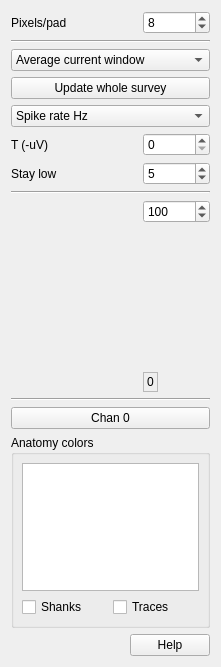
Old version of the form Forms/FVShankViewTab.ui in the repository billkarsh/SpikeGLX.
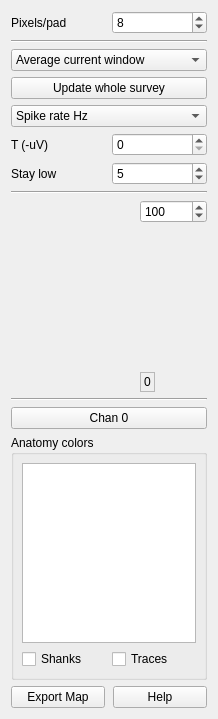
New version of the form. Custom widgets are drawn as their Qt base class.

Commit message: Add Export (heatmap) button to ShankView

What changed in the file:
```diff
--- a/Forms/FVShankViewTab.ui
+++ b/Forms/FVShankViewTab.ui
@@ -6,94 +6,15 @@
    <rect>
     <x>0</x>
     <y>0</y>
-    <width>221</width>
-    <height>667</height>
+    <width>218</width>
+    <height>719</height>
    </rect>
   </property>
   <property name="windowTitle">
    <string>Form</string>
   </property>
-  <layout class="QGridLayout" name="gridLayout_3" rowstretch="0,0,0,0,0,0,0,0,0,0,0,1,0">
-   <item row="0" column="0">
-    <widget class="QLabel" name="label">
-     <property name="text">
-      <string>Pixels/pad</string>
-     </property>
-    </widget>
-   </item>
-   <item row="0" column="2">
-    <widget class="QSpinBox" name="ypixSB">
-     <property name="sizePolicy">
-      <sizepolicy hsizetype="Preferred" vsizetype="Fixed">
-       <horstretch>0</horstretch>
-       <verstretch>0</verstretch>
-      </sizepolicy>
-     </property>
-     <property name="toolTip">
-      <string>Drawing scale</string>
-     </property>
-     <property name="minimum">
-      <number>2</number>
-     </property>
-     <property name="maximum">
-      <number>200</number>
-     </property>
-     <property name="singleStep">
-      <number>2</number>
-     </property>
-     <property name="value">
-      <number>8</number>
-     </property>
-    </widget>
-   </item>
-   <item row="1" column="0" colspan="3">
-    <widget class="Line" name="line">
-     <property name="sizePolicy">
-      <sizepolicy hsizetype="MinimumExpanding" vsizetype="Fixed">
-       <horstretch>0</horstretch>
-       <verstretch>0</verstretch>
-      </sizepolicy>
-     </property>
-     <property name="minimumSize">
-      <size>
-       <width>20</width>
-       <height>0</height>
-      </size>
-     </property>
-     <property name="orientation">
-      <enum>Qt::Horizontal</enum>
-     </property>
-    </widget>
-   </item>
-   <item row="2" column="0" colspan="3">
-    <widget class="QComboBox" name="howCB">
-     <item>
-      <property name="text">
-       <string>Average current window</string>
-      </property>
-     </item>
-     <item>
-      <property name="text">
-       <string>Sample whole survey</string>
-      </property>
-     </item>
-    </widget>
-   </item>
-   <item row="3" column="0" colspan="3">
-    <widget class="QPushButton" name="updtBut">
-     <property name="text">
-      <string>Update whole survey</string>
-     </property>
-    </widget>
-   </item>
-   <item row="5" column="0">
-    <widget class="QLabel" name="label_2">
-     <property name="text">
-      <string>T (-uV)</string>
-     </property>
-    </widget>
-   </item>
-   <item row="5" column="2">
+  <layout class="QGridLayout" name="gridLayout_4" rowstretch="0,0,0,0,0,0,0,0,0,0,0,1,0">
+   <item row="5" column="1">
     <widget class="QSpinBox" name="TSB">
      <property name="sizePolicy">
       <sizepolicy hsizetype="Preferred" vsizetype="Fixed">
@@ -112,40 +33,8 @@
      </property>
     </widget>
    </item>
-   <item row="6" column="0">
-    <widget class="QLabel" name="label_3">
-     <property name="text">
-      <string>Stay low</string>
-     </property>
-    </widget>
-   </item>
-   <item row="6" column="2">
-    <widget class="QSpinBox" name="inarowSB">
-     <property name="sizePolicy">
-      <sizepolicy hsizetype="Preferred" vsizetype="Fixed">
-       <horstretch>0</horstretch>
-       <verstretch>0</verstretch>
-      </sizepolicy>
-     </property>
-     <property name="toolTip">
-      <string>Stay beyond threshold this many counts</string>
-     </property>
-     <property name="minimum">
-      <number>1</number>
-     </property>
-     <property name="maximum">
-      <number>100</number>
-     </property>
-     <property name="singleStep">
-      <number>1</number>
-     </property>
-     <property name="value">
-      <number>5</number>
-     </property>
-    </widget>
-   </item>
-   <item row="7" column="0" colspan="3">
-    <widget class="Line" name="line_2">
+   <item row="1" column="0" colspan="2">
+    <widget class="Line" name="line">
      <property name="sizePolicy">
       <sizepolicy hsizetype="MinimumExpanding" vsizetype="Fixed">
        <horstretch>0</horstretch>
@@ -163,97 +52,7 @@
      </property>
     </widget>
    </item>
-   <item row="8" column="0" colspan="3">
-    <layout class="QGridLayout" name="gridLayout" columnstretch="0,0,0">
-     <item row="0" column="2">
-      <widget class="QSpinBox" name="rngSB">
-       <property name="sizePolicy">
-        <sizepolicy hsizetype="Preferred" vsizetype="Fixed">
-         <horstretch>0</horstretch>
-         <verstretch>0</verstretch>
-        </sizepolicy>
-       </property>
-       <property name="toolTip">
-        <string>Darkest color = 0; brightest = this value</string>
-       </property>
-       <property name="maximum">
-        <number>100000</number>
-       </property>
-       <property name="singleStep">
-        <number>10</number>
-       </property>
-       <property name="value">
-        <number>100</number>
-       </property>
-      </widget>
-     </item>
-     <item row="1" column="2">
-      <spacer name="verticalSpacer">
-       <property name="orientation">
-        <enum>Qt::Vertical</enum>
-       </property>
-       <property name="sizeHint" stdset="0">
-        <size>
-         <width>20</width>
-         <height>40</height>
-        </size>
-       </property>
-      </spacer>
-     </item>
-     <item row="2" column="2">
-      <widget class="QLabel" name="label_6">
-       <property name="sizePolicy">
-        <sizepolicy hsizetype="Fixed" vsizetype="Fixed">
-         <horstretch>0</horstretch>
-         <verstretch>0</verstretch>
-        </sizepolicy>
-       </property>
-       <property name="minimumSize">
-        <size>
-         <width>0</width>
-         <height>20</height>
-        </size>
-       </property>
-       <property name="frameShape">
-        <enum>QFrame::StyledPanel</enum>
-       </property>
-       <property name="text">
-        <string>0</string>
-       </property>
-      </widget>
-     </item>
-     <item row="0" column="1" rowspan="3">
-      <widget class="ShankViewLut" name="lut" native="true">
-       <property name="sizePolicy">
-        <sizepolicy hsizetype="Minimum" vsizetype="Minimum">
-         <horstretch>0</horstretch>
-         <verstretch>0</verstretch>
-        </sizepolicy>
-       </property>
-       <property name="minimumSize">
-        <size>
-         <width>32</width>
-         <height>192</height>
-        </size>
-       </property>
-      </widget>
-     </item>
-     <item row="0" column="0" rowspan="3">
-      <spacer name="horizontalSpacer_2">
-       <property name="orientation">
-        <enum>Qt::Horizontal</enum>
-       </property>
-       <property name="sizeHint" stdset="0">
-        <size>
-         <width>8</width>
-         <height>0</height>
-        </size>
-       </property>
-      </spacer>
-     </item>
-    </layout>
-   </item>
-   <item row="9" column="0" colspan="3">
+   <item row="9" column="0" colspan="2">
     <widget class="Line" name="line_3">
      <property name="sizePolicy">
       <sizepolicy hsizetype="MinimumExpanding" vsizetype="Fixed">
@@ -272,7 +71,7 @@
      </property>
     </widget>
    </item>
-   <item row="11" column="0" colspan="3">
+   <item row="11" column="0" colspan="2">
     <widget class="QGroupBox" name="anatomyGB">
      <property name="title">
       <string>Anatomy colors</string>
@@ -338,33 +137,82 @@
      </layout>
     </widget>
    </item>
-   <item row="12" column="0">
-    <spacer name="horizontalSpacer">
-     <property name="orientation">
-      <enum>Qt::Horizontal</enum>
-     </property>
-     <property name="sizeHint" stdset="0">
-      <size>
-       <width>8</width>
-       <height>20</height>
-      </size>
-     </property>
-    </spacer>
-   </item>
-   <item row="12" column="1" colspan="2">
-    <widget class="QPushButton" name="helpBut">
+   <item row="0" column="1">
+    <widget class="QSpinBox" name="ypixSB">
      <property name="sizePolicy">
       <sizepolicy hsizetype="Preferred" vsizetype="Fixed">
        <horstretch>0</horstretch>
        <verstretch>0</verstretch>
       </sizepolicy>
      </property>
-     <property name="text">
-      <string>Help</string>
+     <property name="toolTip">
+      <string>Drawing scale</string>
      </property>
+     <property name="minimum">
+      <number>2</number>
+     </property>
+     <property name="maximum">
+      <number>200</number>
+     </property>
+     <property name="singleStep">
+      <number>2</number>
+     </property>
+     <property name="value">
+      <number>8</number>
+     </property>
     </widget>
    </item>
-   <item row="4" column="0" colspan="3">
+   <item row="12" column="0" colspan="2">
+    <layout class="QGridLayout" name="gridLayout_3">
+     <property name="horizontalSpacing">
+      <number>8</number>
+     </property>
+     <property name="verticalSpacing">
+      <number>7</number>
+     </property>
+     <item row="0" column="0">
+      <widget class="QPushButton" name="expBut">
+       <property name="sizePolicy">
+        <sizepolicy hsizetype="Expanding" vsizetype="Fixed">
+         <horstretch>0</horstretch>
+         <verstretch>0</verstretch>
+        </sizepolicy>
+       </property>
+       <property name="text">
+        <string>Export Map</string>
+       </property>
+      </widget>
+     </item>
+     <item row="0" column="1">
+      <widget class="QPushButton" name="helpBut">
+       <property name="sizePolicy">
+        <sizepolicy hsizetype="Expanding" vsizetype="Fixed">
+         <horstretch>0</horstretch>
+         <verstretch>0</verstretch>
+        </sizepolicy>
+       </property>
+       <property name="text">
+        <string>Help</string>
+       </property>
+      </widget>
+     </item>
+    </layout>
+   </item>
+   <item row="2" column="0" colspan="2">
+    <widget class="QComboBox" name="howCB">
+     <item>
+      <property name="text">
+       <string>Average current window</string>
+      </property>
+     </item>
+     <item>
+      <property name="text">
+       <string>Sample whole survey</string>
+      </property>
+     </item>
+    </widget>
+   </item>
+   <item row="4" column="0" colspan="2">
     <widget class="QComboBox" name="whatCB">
      <item>
       <property name="text">
@@ -383,7 +231,33 @@
      </item>
     </widget>
    </item>
-   <item row="10" column="0" colspan="3">
+   <item row="5" column="0">
+    <widget class="QLabel" name="label_2">
+     <property name="text">
+      <string>T (-uV)</string>
+     </property>
+    </widget>
+   </item>
+   <item row="7" column="0" colspan="2">
+    <widget class="Line" name="line_2">
+     <property name="sizePolicy">
+      <sizepolicy hsizetype="MinimumExpanding" vsizetype="Fixed">
+       <horstretch>0</horstretch>
+       <verstretch>0</verstretch>
+      </sizepolicy>
+     </property>
+     <property name="minimumSize">
+      <size>
+       <width>20</width>
+       <height>0</height>
+      </size>
+     </property>
+     <property name="orientation">
+      <enum>Qt::Horizontal</enum>
+     </property>
+    </widget>
+   </item>
+   <item row="10" column="0" colspan="2">
     <widget class="QPushButton" name="chanBut">
      <property name="sizePolicy">
       <sizepolicy hsizetype="MinimumExpanding" vsizetype="Fixed">
@@ -399,6 +273,142 @@
      </property>
     </widget>
    </item>
+   <item row="3" column="0" colspan="2">
+    <widget class="QPushButton" name="updtBut">
+     <property name="text">
+      <string>Update whole survey</string>
+     </property>
+    </widget>
+   </item>
+   <item row="0" column="0">
+    <widget class="QLabel" name="label">
+     <property name="text">
+      <string>Pixels/pad</string>
+     </property>
+    </widget>
+   </item>
+   <item row="8" column="0" colspan="2">
+    <layout class="QGridLayout" name="gridLayout" columnstretch="0,0,0">
+     <item row="0" column="2">
+      <widget class="QSpinBox" name="rngSB">
+       <property name="sizePolicy">
+        <sizepolicy hsizetype="Preferred" vsizetype="Fixed">
+         <horstretch>0</horstretch>
+         <verstretch>0</verstretch>
+        </sizepolicy>
+       </property>
+       <property name="toolTip">
+        <string>Darkest color = 0; brightest = this value</string>
+       </property>
+       <property name="maximum">
+        <number>100000</number>
+       </property>
+       <property name="singleStep">
+        <number>10</number>
+       </property>
+       <property name="value">
+        <number>100</number>
+       </property>
+      </widget>
+     </item>
+     <item row="1" column="2">
+      <spacer name="verticalSpacer">
+       <property name="orientation">
+        <enum>Qt::Vertical</enum>
+       </property>
+       <property name="sizeHint" stdset="0">
+        <size>
+         <width>20</width>
+         <height>40</height>
+        </size>
+       </property>
+      </spacer>
+     </item>
+     <item row="2" column="2">
+      <widget class="QLabel" name="label_6">
+       <property name="sizePolicy">
+        <sizepolicy hsizetype="Fixed" vsizetype="Fixed">
+         <horstretch>0</horstretch>
+         <verstretch>0</verstretch>
+        </sizepolicy>
+       </property>
+       <property name="minimumSize">
+        <size>
+         <width>0</width>
+         <height>20</height>
+        </size>
+       </property>
+       <property name="frameShape">
+        <enum>QFrame::StyledPanel</enum>
+       </property>
+       <property name="text">
+        <string>0</string>
+       </property>
+      </widget>
+     </item>
+     <item row="0" column="1" rowspan="3">
+      <widget class="ShankViewLut" name="lut" native="true">
+       <property name="sizePolicy">
+        <sizepolicy hsizetype="Minimum" vsizetype="Minimum">
+         <horstretch>0</horstretch>
+         <verstretch>0</verstretch>
+        </sizepolicy>
+       </property>
+       <property name="minimumSize">
+        <size>
+         <width>32</width>
+         <height>192</height>
+        </size>
+       </property>
+      </widget>
+     </item>
+     <item row="0" column="0" rowspan="3">
+      <spacer name="horizontalSpacer_2">
+       <property name="orientation">
+        <enum>Qt::Horizontal</enum>
+       </property>
+       <property name="sizeHint" stdset="0">
+        <size>
+         <width>8</width>
+         <height>0</height>
+        </size>
+       </property>
+      </spacer>
+     </item>
+    </layout>
+   </item>
+   <item row="6" column="0">
+    <widget class="QLabel" name="label_3">
+     <property name="text">
+      <string>Stay low</string>
+     </property>
+    </widget>
+   </item>
+   <item row="6" column="1">
+    <widget class="QSpinBox" name="inarowSB">
+     <property name="sizePolicy">
+      <sizepolicy hsizetype="Preferred" vsizetype="Fixed">
+       <horstretch>0</horstretch>
+       <verstretch>0</verstretch>
+      </sizepolicy>
+     </property>
+     <property name="toolTip">
+      <string>Stay beyond threshold this many counts</string>
+     </property>
+     <property name="minimum">
+      <number>1</number>
+     </property>
+     <property name="maximum">
+      <number>100</number>
+     </property>
+     <property name="singleStep">
+      <number>1</number>
+     </property>
+     <property name="value">
+      <number>5</number>
+     </property>
+    </widget>
+   </item>
   </layout>
  </widget>
  <customwidgets>
```
Left out of the diff: 1 changed line with no effect on the pictures. The commit also changes 15 other files.
